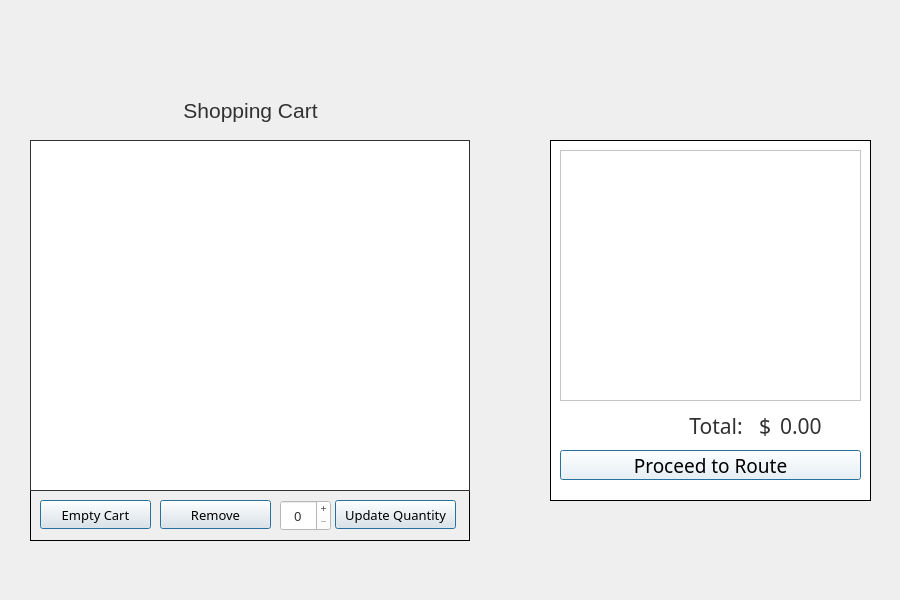
The window that shoppingcart.ui (DannyCamacho/CollegeConnect) describes before a commit, drawn with Qt 5.
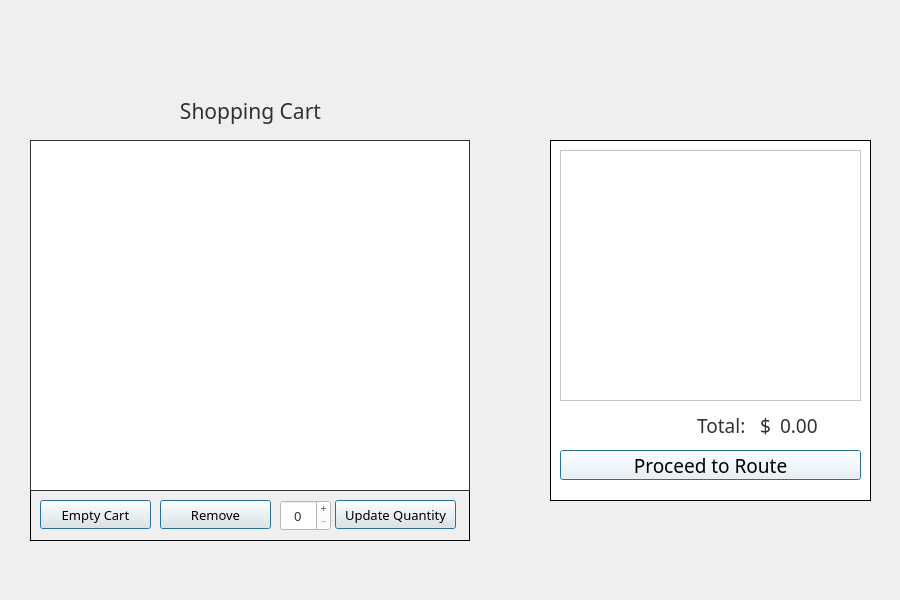
The same window after the commit. Icons and pictures are not drawn.

```diff
--- a/shoppingcart.ui
+++ b/shoppingcart.ui
@@ -40,6 +40,7 @@
      </property>
      <property name="font">
       <font>
+       <family>Mongolian Baiti</family>
        <pointsize>16</pointsize>
       </font>
      </property>
@@ -141,13 +142,16 @@
      </property>
      <property name="font">
       <font>
-       <family>Bahnschrift</family>
-       <pointsize>16</pointsize>
+       <family>Mongolian Baiti</family>
+       <pointsize>14</pointsize>
       </font>
      </property>
      <property name="styleSheet">
-      <string notr="true">color: rgb(49, 49, 49);
-background: none;</string>
+      <string notr="true">background-color: rgb(255, 255, 255);
+color: rgb(49, 49, 49);
+alternate-background-color: rgb(240, 240, 240);
+selection-color: rgb(49, 49, 49);
+selection-background-color: rgb(118, 158, 81);</string>
      </property>
      <property name="text">
       <string>0.00</string>
@@ -170,15 +174,18 @@
      </property>
      <property name="font">
       <font>
-       <family>Bahnschrift</family>
-       <pointsize>16</pointsize>
+       <family>Mongolian Baiti</family>
+       <pointsize>14</pointsize>
        <weight>50</weight>
        <bold>false</bold>
       </font>
      </property>
      <property name="styleSheet">
-      <string notr="true">color: rgb(49, 49, 49);
-background: none;</string>
+      <string notr="true">background-color: rgb(255, 255, 255);
+color: rgb(49, 49, 49);
+alternate-background-color: rgb(240, 240, 240);
+selection-color: rgb(49, 49, 49);
+selection-background-color: rgb(118, 158, 81);</string>
      </property>
      <property name="text">
       <string>Total:   $</string>
```
Left out of the diff: 4 changed lines with no effect on the pictures.
